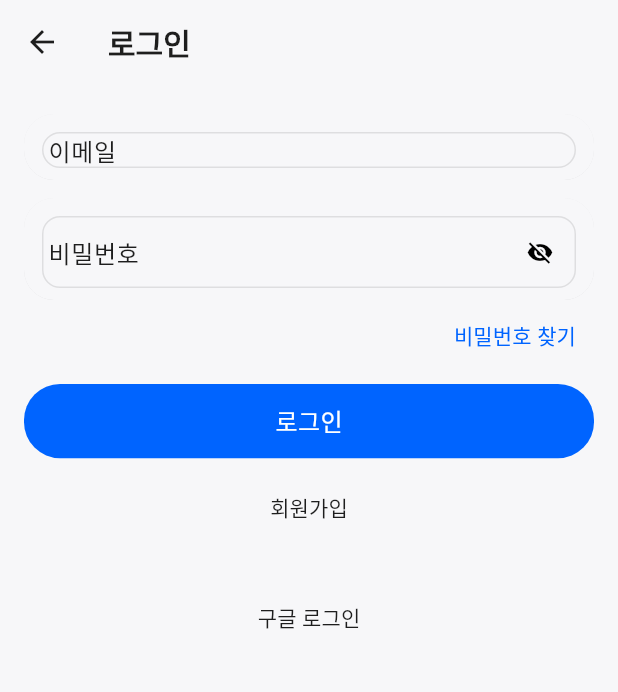
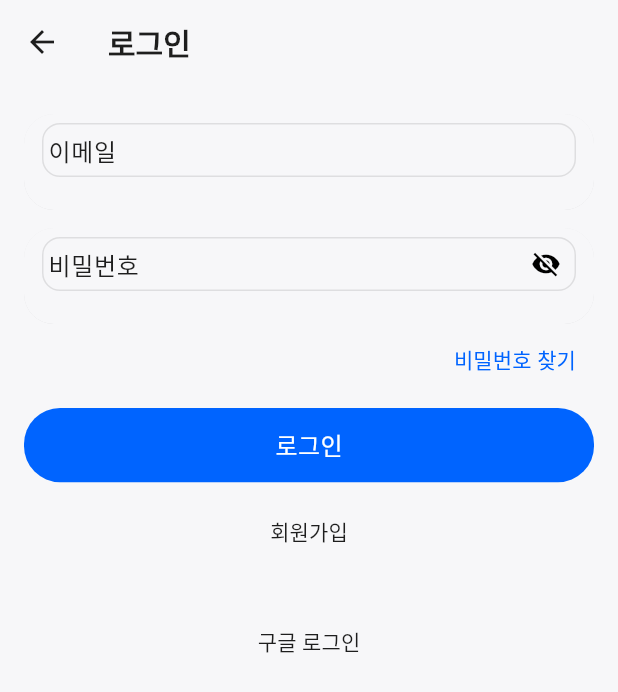
Before and after one commit to duckptr/haru_diary, a Flutter app: the AuthScreen screen opened by its route, on a phone screen of 412 x 824 dp. Shown: the top 692 px of the screen. Run offline on Flutter 3.47's test engine with Material 3 defaults, Android fonts, the phone set to English and light mode, and no system bars; our stand-ins replace cloud_firestore, firebase_auth, firebase_core, firebase_storage, fl_chart, flutter_dotenv and 6 more; accounts and stored records are empty.

Commit message:
라이트 모드 박스크기 수정

```diff
--- a/lib/screens/auth_screen.dart
+++ b/lib/screens/auth_screen.dart
@@ -16,6 +16,8 @@ class _AuthScreenState extends State<AuthScreen> {
   final _pwdCtrl = TextEditingController();
   bool _obscurePwd = true;
   String _error = '';
+
+  static const double _fieldHeight = 52; // ✅ 입력 박스 고정 높이
 
   @override
   void dispose() {
@@ -65,6 +67,54 @@ class _AuthScreenState extends State<AuthScreen> {
     }
   }
 
+  // ✅ 공통 입력 박스: 고정 높이 + 중앙 정렬 + suffix 영역 고정(폭/높이)
+  Widget _inputBox({
+    required TextEditingController controller,
+    required String label,
+    String? hint,
+    bool obscure = false,
+    TextInputType? keyboardType,
+    TextInputAction? textInputAction,
+    void Function(String)? onSubmitted,
+    Widget? suffix,
+  }) {
+    final cs = Theme.of(context).colorScheme;
+    return CloudCard(
+      radius: 20,
+      padding: const EdgeInsets.fromLTRB(12, 6, 12, 6),
+      child: SizedBox(
+        height: _fieldHeight,
+        child: TextField(
+          controller: controller,
+          obscureText: obscure,
+          keyboardType: keyboardType,
+          textInputAction: textInputAction,
+          onSubmitted: onSubmitted,
+          maxLines: 1,
+          textAlignVertical: TextAlignVertical.center,
+          decoration: InputDecoration(
+            // 🔒 라벨 부유 방지: 포커스/입력 여부와 무관하게 높이 동일
+            floatingLabelBehavior: FloatingLabelBehavior.never,
+            labelText: label,
+            hintText: hint,
+            filled: false,
+            border: InputBorder.none,
+            isDense: true,
+            contentPadding: EdgeInsets.zero,
+            // suffix 유무와 관계없이 동일한 레이아웃 확보
+            suffixIcon: suffix ?? const SizedBox.shrink(),
+            // 🔧 suffix 영역을 고정 크기화(폭/높이 동일)
+            suffixIconConstraints: const BoxConstraints.tightFor(width: 40, height: 36),
+          ),
+          style: Theme.of(context).textTheme.bodyMedium?.copyWith(
+                color: cs.onSurface,
+                height: 1.2,
+              ),
+        ),
+      ),
+    );
+  }
+
   @override
   Widget build(BuildContext context) {
     final theme = Theme.of(context);
@@ -83,48 +133,41 @@ class _AuthScreenState extends State<AuthScreen> {
             crossAxisAlignment: CrossAxisAlignment.stretch,
             children: [
               // 이메일
-              CloudCard(
-                radius: 20,
-                padding: const EdgeInsets.fromLTRB(12, 12, 12, 8),
-                child: TextField(
+              _inputBox(
                 controller: _emailCtrl,
+                label: '이메일',
+                hint: 'example@google.com',
                 keyboardType: TextInputType.emailAddress,
-                  decoration: InputDecoration(
-                    labelText: '이메일',
-                    hintText: 'example@google.com',
-                    // 🔧 전역 filled(true) 무시해서 카드 배경만 보이게
-                    filled: false,
-                    border: InputBorder.none,
-                    isDense: true,
-                    contentPadding: EdgeInsets.zero,
-                  ),
-                ),
+                textInputAction: TextInputAction.next,
+                onSubmitted: (_) => FocusScope.of(context).nextFocus(),
               ),
               const SizedBox(height: 12),
 
-              // 비밀번호
-              CloudCard(
-                radius: 20,
-                padding: const EdgeInsets.fromLTRB(12, 12, 12, 8),
-                child: TextField(
+              // 비밀번호 (동일한 suffix 영역 규격으로 높이 고정)
+              _inputBox(
                 controller: _pwdCtrl,
-                  obscureText: _obscurePwd,
-                  decoration: InputDecoration(
-                    labelText: '비밀번호',
-                    hintText: '********',
-                    filled: false,                // 🔧
-                    border: InputBorder.none,     // 🔧
-                    isDense: true,
-                    contentPadding: EdgeInsets.zero,
-                    suffixIcon: IconButton(
+                label: '비밀번호',
+                hint: '********',
+                obscure: true,
+                textInputAction: TextInputAction.done,
+                onSubmitted: (_) async {
+                  try {
+                    await _submit();
+                  } on FirebaseAuthException catch (e) {
+                    if (!mounted) return;
+                    setState(() => _error = e.message ?? '알 수 없는 오류 발생');
+                  }
+                },
+                suffix: IconButton(
                   tooltip: _obscurePwd ? '표시' : '숨기기',
                   icon: Icon(
                     _obscurePwd ? Icons.visibility_off : Icons.visibility,
-                        color: cs.outline,        // 🔧 라이트 모드에서 회색으로
+                    color: cs.outline,
                   ),
                   onPressed: () => setState(() => _obscurePwd = !_obscurePwd),
-                    ),
-                  ),
+                  padding: EdgeInsets.zero,
+                  constraints: const BoxConstraints.tightFor(width: 40, height: 36),
+                  iconSize: 20,
                 ),
               ),
 
@@ -138,7 +181,7 @@ class _AuthScreenState extends State<AuthScreen> {
               ),
               const SizedBox(height: 8),
 
-              // 로그인 (주 버튼: 파랑 유지)
+              // 로그인 (주 버튼)
               SizedBox(
                 width: double.infinity,
                 height: buttonHeight,
@@ -150,7 +193,7 @@ class _AuthScreenState extends State<AuthScreen> {
                       return;
                     } on FirebaseAuthException catch (e) {
                       setState(() => _error = e.message ?? '알 수 없는 오류 발생');
-                      rethrow; // BouncyAsyncButton 진행 상태에 반영되도록
+                      rethrow; // 진행 상태 반영용
                     }
                   },
                   onFinished: _handleFinish,
@@ -158,14 +201,13 @@ class _AuthScreenState extends State<AuthScreen> {
               ),
               const SizedBox(height: 8),
 
-              // 회원가입 (보조 버튼: 밝은 배경 + 어두운 텍스트)
+              // 회원가입 (보조 버튼)
               SizedBox(
                 width: double.infinity,
                 height: buttonHeight,
                 child: BouncyButton(
                   text: '회원가입',
-                  color: cs.surfaceVariant, // 밝은 회색 배경
-                  // ⬇⬇ BouncyButton이 textStyle 지원하면 사용, 없으면 위젯에 textStyle만 추가해줘!
+                  color: cs.surfaceVariant,
                   textStyle: theme.textTheme.labelLarge?.copyWith(color: cs.onSurface),
                   onPressed: () => Navigator.pushNamed(context, '/signup'),
                 ),
```
Also changed, not shown: lib/screens/ai_chat_screen.dart (+44 -7 lines). Lines whose indentation alone changed are shown as unchanged.
